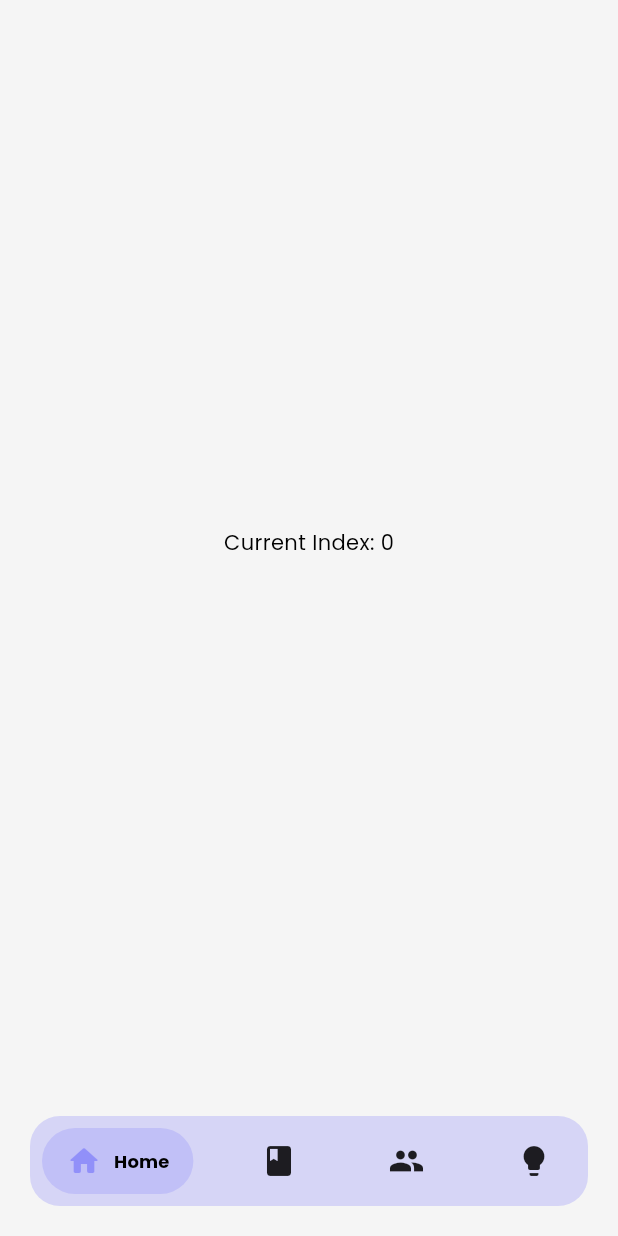
After one commit to neo-0007/Campus-Communities, a Flutter app: the MainScreen screen opened by its route, on a phone screen of 412 x 824 dp. The commit adds this screen. Run offline on Flutter 3.47's test engine with Material 3 defaults, Android fonts, the phone set to English and light mode, and no system bars; drawn by our look-alikes of salomon_bottom_bar; our stand-ins replace go_router, google_fonts, smooth_page_indicator.

Commit message:
feat: add mainpage with bottom nav bar

```diff
--- /dev/null
+++ b/flutter_app/lib/features/main_screen.dart
@@ -0,0 +1,55 @@
+import 'package:flutter/material.dart';
+import 'package:salomon_bottom_bar/salomon_bottom_bar.dart';
+
+class MainScreen extends StatefulWidget {
+  const MainScreen({super.key});
+
+  @override
+  State<MainScreen> createState() => _MainScreenState();
+}
+
+class _MainScreenState extends State<MainScreen> {
+  int _currentIndex = 0;
+
+  @override
+  Widget build(BuildContext context) {
+    return Scaffold(
+      bottomNavigationBar: Container(
+        margin: const EdgeInsets.all(20),
+        decoration: BoxDecoration(
+          color: Color.fromARGB(33, 4, 0, 255),
+          borderRadius: BorderRadius.circular(20),
+        ),
+
+        child: SalomonBottomBar(
+          currentIndex: _currentIndex,
+          onTap: (index) => setState(() {
+            _currentIndex = index;
+          }),
+          selectedItemColor: Color(0x400300FF),
+          items: [
+            SalomonBottomBarItem(
+              icon: const Icon(Icons.home_rounded),
+              title: Text('Home',style: Theme.of(context).textTheme.labelLarge,),
+            ),
+            SalomonBottomBarItem(
+              icon: const Icon(Icons.book),
+              title:Text('Resources',style: Theme.of(context).textTheme.labelLarge,),
+            ),
+            SalomonBottomBarItem(
+              icon: const Icon(Icons.group),
+              title: Text('Groups',style: Theme.of(context).textTheme.labelLarge),
+            ),
+            SalomonBottomBarItem(
+              icon: const Icon(Icons.lightbulb),
+              title: Text('HAL',style: Theme.of(context).textTheme.labelLarge),
+            ),
+          ],
+        ),
+      ),
+      body: Center(
+        child: Text('Current Index: $_currentIndex'),
+      ),
+    );
+  }
+}
--- a/flutter_app/lib/routes/app_route_constants.dart
+++ b/flutter_app/lib/routes/app_route_constants.dart
@@ -6,4 +6,5 @@ class AppRouteConstants {
   static const String signup2 = 'signup2';
   static const String signup3 = 'signup3';
   static const String setpassword = 'setpassword';
+  static const String rootmain = 'rootmain';
 }
--- a/flutter_app/lib/routes/app_router.dart
+++ b/flutter_app/lib/routes/app_router.dart
@@ -4,6 +4,7 @@ import 'package:flutter_app/features/auth/presentation/views/set_password_page.d
 import 'package:flutter_app/features/auth/presentation/views/signup_page1.dart';
 import 'package:flutter_app/features/auth/presentation/views/signup_page2.dart';
 import 'package:flutter_app/features/auth/presentation/views/signup_page3.dart';
+import 'package:flutter_app/features/main_screen.dart';
 import 'package:flutter_app/features/onboarding/presentation/views/onboarding_page.dart';
 import 'package:flutter_app/features/splashscreen/splash_screen.dart';
 import 'package:flutter_app/routes/app_route_constants.dart';
@@ -92,6 +93,14 @@ class AppRouter {
           );
         },
       ),
+      //
+      GoRoute(
+        path: '/${AppRouteConstants.rootmain}',
+        name: AppRouteConstants.rootmain,
+        pageBuilder: (context, state) => MaterialPage(
+          child: MainScreen(),
+        ),
+      ),
     ],
   );
 }
--- a/flutter_app/pubspec.yaml
+++ b/flutter_app/pubspec.yaml
@@ -38,6 +38,7 @@ dependencies:
   google_fonts: ^6.2.1
   smooth_page_indicator: ^1.2.0+3
   http: ^1.2.2
+  salomon_bottom_bar: ^3.3.2
 
 dev_dependencies:
   flutter_test:
```
